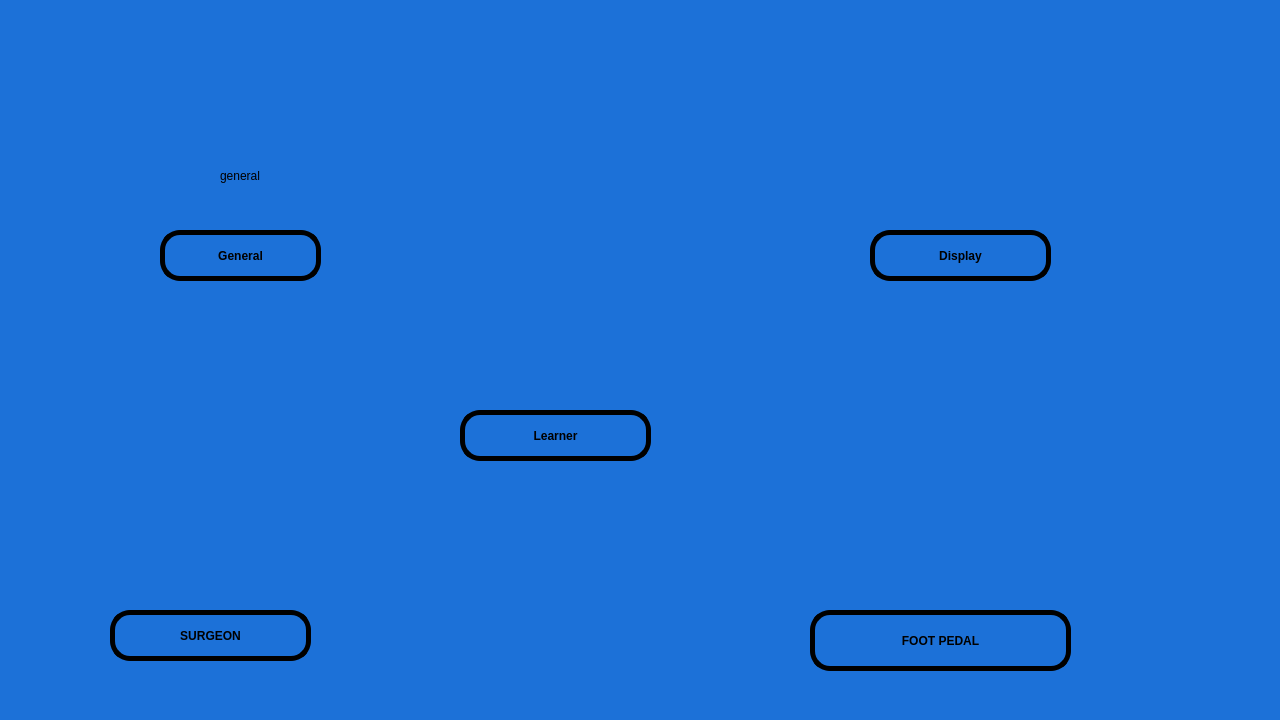
Before: the Qt Designer form settings.ui in RISWANAAAA/venturiphaco, drawn with Qt 5.
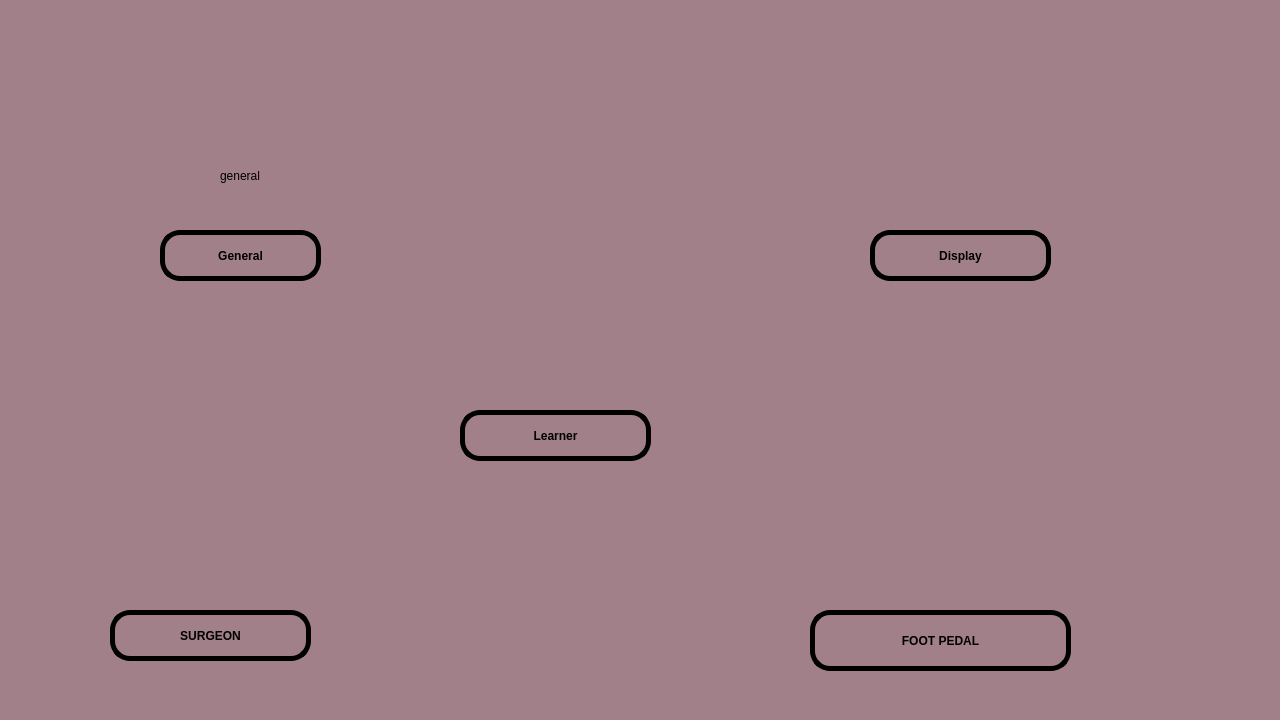
After: the same form once the commit is applied. Icons and pictures are not drawn.

```diff
--- a/settings.ui
+++ b/settings.ui
@@ -14,7 +14,7 @@
    <string>Dialog</string>
   </property>
   <property name="styleSheet">
-   <string notr="true">background-color: rgb(28, 113, 216);</string>
+   <string notr="true">background-color: rgb(162, 128, 137);</string>
   </property>
   <widget class="QPushButton" name="display_but">
    <property name="geometry">
```
Left out of the diff: 2 changed lines with no effect on the pictures.
